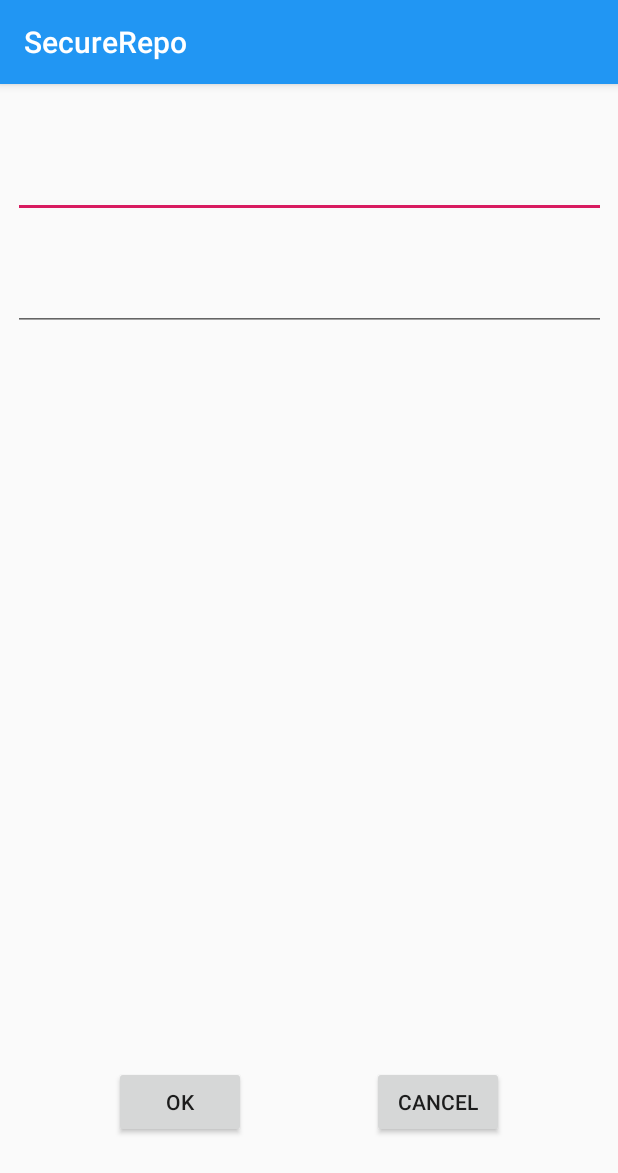
After one commit to AlekseyM73/SecureRepo, an Android app: the NewNoteActivity screen opened directly, with no data from a screen before it, on a phone screen of 412 x 824 dp. The commit adds this screen. Shown: the top 1173 px of the screen. Run offline under Robolectric (Android 15) with nearby library versions, the phone set to English and light mode, and no system bars; our stand-ins replace RxJava.

Commit message:
In process

```diff
--- a/app/src/main/AndroidManifest.xml
+++ b/app/src/main/AndroidManifest.xml
@@ -16,6 +16,7 @@
                 <category android:name="android.intent.category.LAUNCHER" />
             </intent-filter>
         </activity>
+        <activity android:name=".view.NewNoteActivity"></activity>
         <activity android:name=".view.EnterPasswordActivity"></activity>
         <activity android:name=".view.SetPasswordActivity"></activity>
         <activity android:name=".view.RecyclerViewNoteListActivity"></activity>
--- a/app/src/main/java/com/example/securerepo/view/EnterPasswordActivity.java
+++ b/app/src/main/java/com/example/securerepo/view/EnterPasswordActivity.java
@@ -12,7 +12,7 @@ public class EnterPasswordActivity extends Activity {
     protected void onCreate(@Nullable Bundle savedInstanceState) {
         super.onCreate(savedInstanceState);
         setContentView(R.layout.activity_enter_password);
-
+        // Pass
         Intent intent = new Intent(this, RecyclerViewNoteListActivity.class);
         startActivity(intent);
 
--- /dev/null
+++ b/app/src/main/java/com/example/securerepo/view/NewNoteActivity.java
@@ -0,0 +1,100 @@
+package com.example.securerepo.view;
+
+import android.os.Bundle;
+import android.view.View;
+import android.widget.Button;
+import android.widget.EditText;
+import androidx.annotation.Nullable;
+import androidx.appcompat.app.AppCompatActivity;
+import androidx.lifecycle.ViewModelProviders;
+import com.example.securerepo.R;
+import com.example.securerepo.Utils.BytesConverter;
+import com.example.securerepo.model.Note;
+import com.example.securerepo.viewmodel.NewNoteViewModel;
+import java.util.Arrays;
+import io.reactivex.Completable;
+import io.reactivex.CompletableObserver;
+import io.reactivex.android.schedulers.AndroidSchedulers;
+import io.reactivex.disposables.Disposable;
+import io.reactivex.functions.Action;
+import io.reactivex.schedulers.Schedulers;
+
+public class NewNoteActivity extends AppCompatActivity {
+
+    EditText etTitle;
+    EditText etBody;
+    View.OnClickListener btnCancelListener = v -> {
+        super.onBackPressed();
+        finish();
+    };
+    private NewNoteViewModel newNoteViewModel;
+    View.OnClickListener btnOklistener = v -> {
+        if (!etTitle.getText().toString().isEmpty()) {
+            int titleLength = etTitle.length();
+            int bodyLength = etBody.length();
+            char[] titleChars = new char[titleLength];
+            char[] bodyChars = new char[bodyLength];
+            etTitle.getText().getChars(0, titleLength, titleChars, 0);
+            etBody.getText().getChars(0, bodyLength, bodyChars, 0);
+            byte[] title = BytesConverter.charToBytes(titleChars);
+            byte[] body = BytesConverter.charToBytes(bodyChars);
+
+            Completable.fromAction(new Action() {
+                @Override
+                public void run() {
+                    newNoteViewModel.insertNote(new Note(title, body));
+                    etTitle.setText("empty");
+                    etBody.setText("empty");
+                }
+            }).observeOn(AndroidSchedulers.mainThread())
+                    .subscribeOn(Schedulers.io()).subscribe(new CompletableObserver() {
+                @Override
+                public void onSubscribe(Disposable d) {
+                }
+
+                @Override
+                public void onComplete() {
+                    Arrays.fill(title, (byte) 0);
+                    Arrays.fill(body, (byte) 0);
+                    Arrays.fill(titleChars, '0');
+                    Arrays.fill(bodyChars, '0');
+                }
+
+                @Override
+                public void onError(Throwable e) {
+
+                }
+            });
+            super.onBackPressed();
+            finish();
+        }
+    };
+    private Button btnOk;
+    private Button btnCancel;
+
+    @Override
+    protected void onCreate(@Nullable Bundle savedInstanceState) {
+        super.onCreate(savedInstanceState);
+        setContentView(R.layout.activity_new_note);
+
+        btnOk = findViewById(R.id.newNoteActivityButtonOK);
+        btnOk.setOnClickListener(btnOklistener);
+        btnCancel = findViewById(R.id.newNoteActivityButtonCancel);
+        btnCancel.setOnClickListener(btnCancelListener);
+        etTitle = findViewById(R.id.newNoteActivityTitleEditText);
+        etBody = findViewById(R.id.newNoteActivityBodyEditText);
+
+        newNoteViewModel = ViewModelProviders.of(this).get(NewNoteViewModel.class);
+
+    }
+
+    @Override
+    protected void onPause() {
+        super.onPause();
+    }
+
+    @Override
+    protected void onStop() {
+        super.onStop();
+    }
+}
--- /dev/null
+++ b/app/src/main/java/com/example/securerepo/viewmodel/NewNoteViewModel.java
@@ -0,0 +1,21 @@
+package com.example.securerepo.viewmodel;
+
+import androidx.lifecycle.ViewModel;
+import com.example.securerepo.App;
+import com.example.securerepo.model.Note;
+import com.example.securerepo.repository.NotesSource;
+
+public class NewNoteViewModel extends ViewModel {
+
+    private NotesSource notesSource;
+
+
+    public NewNoteViewModel() {
+        notesSource = new NotesSource(App.notesDatabase.notesDAO());
+    }
+
+    public void insertNote (Note note){
+        notesSource.insertNote(note);
+    }
+
+}
--- a/app/src/main/java/com/example/securerepo/viewmodel/RecyclerViewModel.java
+++ b/app/src/main/java/com/example/securerepo/viewmodel/RecyclerViewModel.java
@@ -15,9 +15,6 @@ public class RecyclerViewModel extends ViewModel {
        notesSource = new NotesSource(App.notesDatabase.notesDAO());
    }
 
-   public void insertNote (Note note){
-       notesSource.insertNote(note);
-   }
 
    public Observable<List<Note>> getAllNotes (){
         return notesSource.getAllNotes();
--- /dev/null
+++ b/app/src/main/res/layout/activity_new_note.xml
@@ -0,0 +1,70 @@
+<?xml version="1.0" encoding="utf-8"?>
+
+<androidx.constraintlayout.widget.ConstraintLayout xmlns:android="http://schemas.android.com/apk/res/android"
+    xmlns:app="http://schemas.android.com/apk/res-auto"
+    xmlns:tools="http://schemas.android.com/tools"
+    android:id="@+id/newNoteActivity"
+    android:layout_width="match_parent"
+    android:layout_height="match_parent">
+
+    <EditText
+        android:id="@+id/newNoteActivityTitleEditText"
+        android:layout_width="395dp"
+        android:layout_height="wrap_content"
+        android:layout_marginTop="44dp"
+        android:cursorVisible="true"
+        android:ems="10"
+        android:gravity="start|top"
+        android:inputType="textMultiLine"
+        app:layout_constraintEnd_toEndOf="parent"
+        app:layout_constraintHorizontal_bias="0.5"
+        app:layout_constraintStart_toStartOf="parent"
+        app:layout_constraintTop_toTopOf="parent" />
+
+    <EditText
+        android:id="@+id/newNoteActivityBodyEditText"
+        android:layout_width="395dp"
+        android:layout_height="wrap_content"
+        android:layout_marginTop="8dp"
+        android:layout_marginBottom="8dp"
+        android:cursorVisible="true"
+        android:ems="10"
+        android:gravity="start|top"
+        android:inputType="textMultiLine"
+        app:layout_constraintBottom_toBottomOf="parent"
+        app:layout_constraintEnd_toEndOf="parent"
+        app:layout_constraintStart_toStartOf="parent"
+        app:layout_constraintTop_toBottomOf="@+id/newNoteActivityTitleEditText"
+        app:layout_constraintVertical_bias="0.036" />
+
+    <Button
+        android:id="@+id/newNoteActivityButtonOK"
+        android:layout_width="wrap_content"
+        android:layout_height="wrap_content"
+        android:layout_marginTop="8dp"
+        android:layout_marginEnd="8dp"
+        android:layout_marginBottom="8dp"
+        android:text="@string/Button_OK"
+        app:layout_constraintBottom_toBottomOf="parent"
+        app:layout_constraintEnd_toStartOf="@+id/newNoteActivityButtonCancel"
+        app:layout_constraintHorizontal_bias="0.5"
+        app:layout_constraintStart_toStartOf="parent"
+        app:layout_constraintTop_toTopOf="parent"
+        app:layout_constraintVertical_bias="0.919" />
+
+    <Button
+        android:id="@+id/newNoteActivityButtonCancel"
+        android:layout_width="wrap_content"
+        android:layout_height="wrap_content"
+        android:layout_marginTop="8dp"
+        android:layout_marginBottom="8dp"
+        android:text="@string/Button_Cancel"
+        app:layout_constraintBottom_toBottomOf="parent"
+        app:layout_constraintEnd_toEndOf="parent"
+        app:layout_constraintHorizontal_bias="0.5"
+        app:layout_constraintStart_toEndOf="@+id/newNoteActivityButtonOK"
+        app:layout_constraintTop_toTopOf="parent"
+        app:layout_constraintVertical_bias="0.919" />
+
+
+</androidx.constraintlayout.widget.ConstraintLayout>
--- a/app/src/main/res/layout/activity_set_password.xml
+++ b/app/src/main/res/layout/activity_set_password.xml
@@ -1,6 +1,6 @@
 <?xml version="1.0" encoding="utf-8"?>
 <LinearLayout xmlns:android="http://schemas.android.com/apk/res/android"
-    android:id="@+id/setPasswordFragment"
+    android:id="@+id/setPasswordActivity"
     android:layout_width="match_parent"
     android:layout_height="match_parent"
     android:orientation="vertical"
--- a/app/src/main/res/values/strings.xml
+++ b/app/src/main/res/values/strings.xml
@@ -5,4 +5,6 @@
     <string name="savePassword">Save</string>
     <string name="enterPassword">Enter password</string>
     <string name="decrypt">Decrypt</string>
+    <string name="Button_OK">OK</string>
+    <string name="Button_Cancel">Cancel</string>
 </resources>
```
Also changed, not shown: app/src/main/java/com/example/securerepo/view/MainActivity.java (+4 -4 lines), app/src/main/java/com/example/securerepo/view/RecyclerViewNoteListActivity.java (+30 -4 lines), app/src/main/java/com/example/securerepo/view/SetPasswordActivity.java (+10 -10 lines), app/src/main/res/layout/recyclerview_item.xml (+6 -3 lines).
